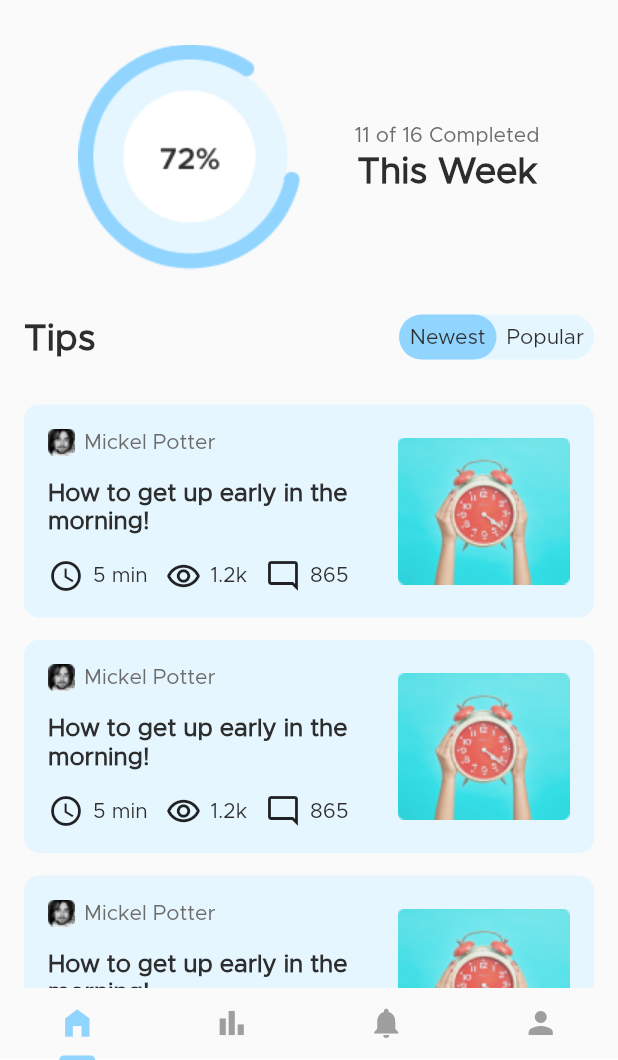
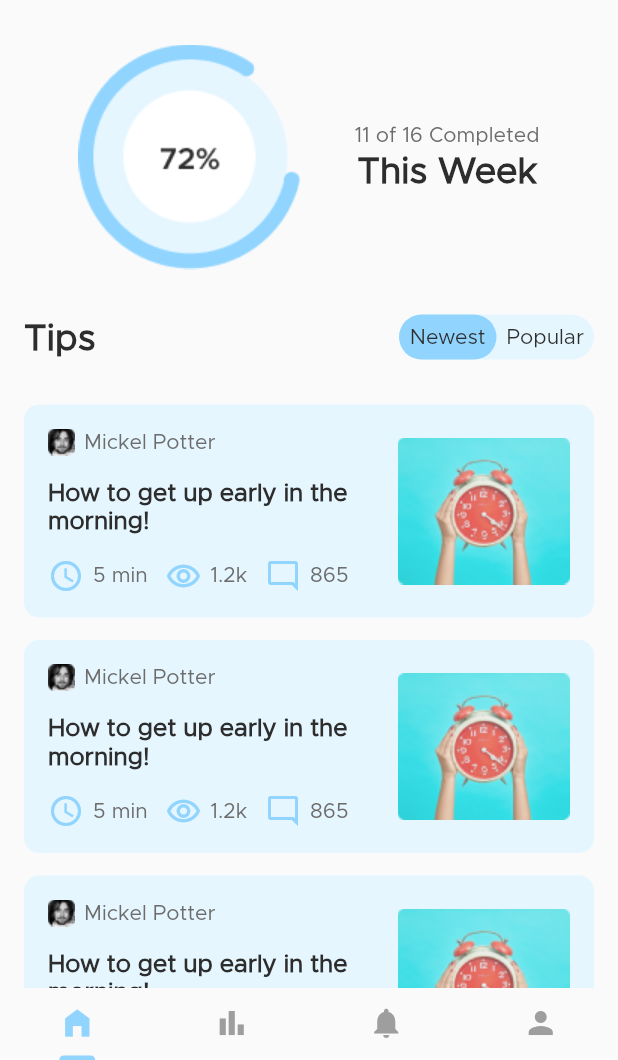
Before and after one commit to ishafiul/jouleslabs-task, a Flutter app: the screen it shows after launch, scrolled down 275 dp, on a phone screen of 412 x 824 dp, the part 176-1236 px from its top. Run offline on Flutter 3.47's test engine with Material 2 defaults, Android fonts, the phone set to English and light mode, and no system bars; our stand-ins replace flutter_bloc, flutter_hooks, get_it, go_router, injectable, table_calendar.

```diff
--- a/lib/ui/home/widgets/services.dart
+++ b/lib/ui/home/widgets/services.dart
@@ -62,7 +62,7 @@ class Services extends StatelessWidget {
         Flexible(
           child: ArtistaCard(
             onTap: () {
-              context.go('/todo');
+              context.push('/todo');
             },
             cardType: ArtistaCardType.primary,
             borderColor: Colors.transparent,
--- a/lib/ui/home/widgets/tips.dart
+++ b/lib/ui/home/widgets/tips.dart
@@ -29,18 +29,38 @@ class TipsCard extends StatelessWidget {
                   ),
                   Text(
                     "How to get up early in the morning!",
-                    style: context.textTheme.bodyLarge?.copyWith(fontWeight: FontWeight.w600),
+                    style: context.textTheme.bodyLarge?.copyWith(
+                      fontWeight: FontWeight.w600,
+                    ),
                   ),
                   Row(
                     children: [
                       Row(
-                        children: [Icon(Icons.access_time), Text("5 min")].withSpaceBetween(width: 6),
+                        children: [
+                          Icon(
+                            Icons.access_time,
+                            color: ArtistaColor.primary,
+                          ),
+                          Text("5 min", style: context.textTheme.bodyMedium?.copyWith(color: ArtistaColor.text.shade200))
+                        ].withSpaceBetween(width: 6),
                       ),
                       Row(
-                        children: [Icon(Icons.remove_red_eye_outlined), Text("1.2k")].withSpaceBetween(width: 6),
+                        children: [
+                          Icon(
+                            Icons.remove_red_eye_outlined,
+                            color: ArtistaColor.primary,
+                          ),
+                          Text("1.2k", style: context.textTheme.bodyMedium?.copyWith(color: ArtistaColor.text.shade200))
+                        ].withSpaceBetween(width: 6),
                       ),
                       Row(
-                        children: [Icon(Icons.mode_comment_outlined), Text("865")].withSpaceBetween(width: 6),
+                        children: [
+                          Icon(
+                            Icons.mode_comment_outlined,
+                            color: ArtistaColor.primary,
+                          ),
+                          Text("865", style: context.textTheme.bodyMedium?.copyWith(color: ArtistaColor.text.shade200))
+                        ].withSpaceBetween(width: 6),
                       ),
                     ].withSpaceBetween(width: 12),
                   )
--- a/lib/ui/router.dart
+++ b/lib/ui/router.dart
@@ -10,21 +10,30 @@ GoRouter router = GoRouter(
   routes: [
     GoRoute(
       path: '/',
-      redirect: (context, state) => '/home',
-    ),
+      name: 'root',
+      redirect: (context, state) {
+        if(state.fullpath == '/'){
+          return '/home';
+        }
+        return null;
+      },
+      routes: [
         ShellRoute(
           routes: [
             GoRoute(
-          path: '/home',
+              path: 'home',
+              name: 'home',
               pageBuilder: (context, state) => PageAnimation(key: state.pageKey, child: const HomeScreen()),
             ),
           ],
           builder: (context, state, child) => BottomNav(child: child),
         ),
         GoRoute(
-      path: '/todo',
+          path: 'todo',
           pageBuilder: (context, state) => PageAnimation(key: state.pageKey, child: const TodoScreen()),
         )
+      ],
+    ),
   ],
 );
 
--- a/pubspec.yaml
+++ b/pubspec.yaml
@@ -18,7 +18,7 @@ dependencies:
   fl_chart: ^0.62.0
   flutter_local_notifications: ^14.1.0
   objectbox: ^2.0.0
-  go_router: ^7.1.1
+  go_router: ^6.0.1
   flutter_hooks: ^0.18.6
   flutter_bloc: ^8.1.3
   intl: ^0.18.1
```
Also changed, not shown: pubspec.lock. Lines whose indentation alone changed are shown as unchanged.
